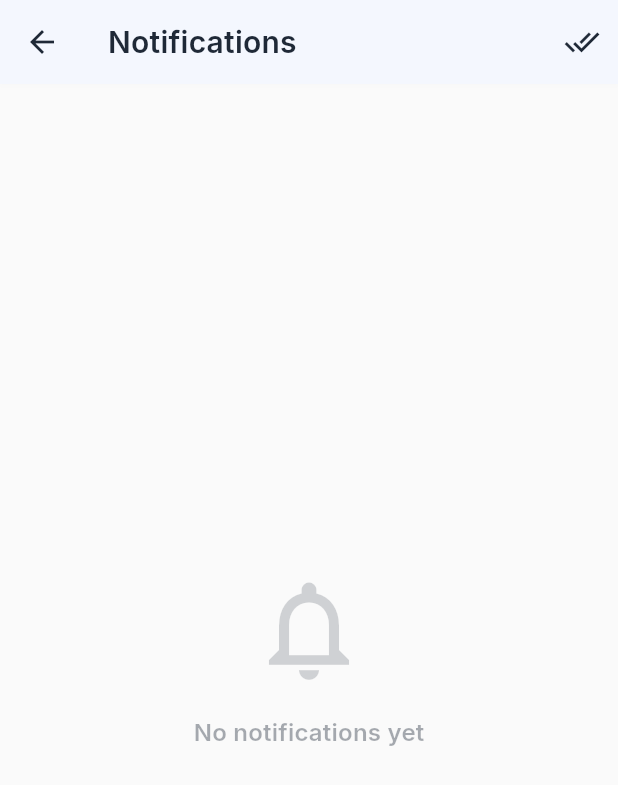
After one commit to partabtekglide/sitter_pro, a Flutter app: the Dashboard screen opened by its route, after a tap on the "notifications" icon, on a phone screen of 412 x 824 dp. The commit adds this screen. Shown: the top 785 px of the screen. Run offline on Flutter 3.47's test engine with Material 3 defaults, Android fonts, the phone set to English and light mode, and no system bars; our stand-ins replace cached_network_image, camera, connectivity_plus, fl_chart, flutter_dotenv, flutter_slidable and 7 more; missing offline and left inert: flutter_quill, universal_html; accounts and stored records are empty.

Commit message:
notification page UI created

```diff
--- a/lib/presentation/dashboard/dashboard.dart
+++ b/lib/presentation/dashboard/dashboard.dart
@@ -113,6 +113,7 @@ class _DashboardState extends State<Dashboard> with TickerProviderStateMixin {
                       'description': notification['message'],
                       'timestamp': DateTime.parse(notification['created_at']),
                       'hasAction': notification['actionable'] ?? false,
+                      'isRead': notification['is_read'] ?? true,
                     },
                   )
                   .toList();
--- /dev/null
+++ b/lib/presentation/notifications/notifications_screen.dart
@@ -0,0 +1,227 @@
+import 'package:flutter/material.dart';
+import 'package:sizer/sizer.dart';
+import '../../core/app_export.dart';
+import '../../services/supabase_service.dart';
+import '../../widgets/custom_app_bar.dart';
+
+class NotificationsScreen extends StatelessWidget {
+  const NotificationsScreen({super.key});
+
+  @override
+  Widget build(BuildContext context) {
+    final theme = Theme.of(context);
+    final userId = SupabaseService.instance.currentUser?.id;
+
+    if (userId == null) {
+      return Scaffold(
+        appBar: const CustomAppBar(title: 'Notifications'),
+        body: Center(child: Text('Please log in to see notifications.')),
+      );
+    }
+
+    return Scaffold(
+      backgroundColor: theme.scaffoldBackgroundColor,
+      appBar: CustomAppBar(
+        title: 'Notifications',
+        actions: [
+          IconButton(
+            icon: const Icon(Icons.done_all),
+            tooltip: 'Mark all as read',
+            onPressed: () async {
+              try {
+                await SupabaseService.instance.markAllNotificationsAsRead(userId);
+
+                if (context.mounted) {
+                  ScaffoldMessenger.of(context).showSnackBar(
+                    const SnackBar(content: Text('All notifications marked as read')),
+                  );
+                }
+              } catch (e) {
+                if (context.mounted) {
+                  ScaffoldMessenger.of(context).showSnackBar(
+                    SnackBar(content: Text('Error: $e'), backgroundColor: Colors.red),
+                  );
+                }
+              }
+            },
+          ),
+        ],
+      ),
+      body: StreamBuilder<List<Map<String, dynamic>>>(
+        stream: SupabaseService.instance.client
+            .from('notifications')
+            .stream(primaryKey: ['id'])
+            .eq('user_id', userId)
+            .order('created_at', ascending: false),
+        builder: (context, snapshot) {
+          if (snapshot.connectionState == ConnectionState.waiting) {
+            return const Center(child: CircularProgressIndicator());
+          }
+
+          if (snapshot.hasError) {
+            return Center(child: Text('Error: ${snapshot.error}'));
+          }
+
+          final allNotifications = snapshot.data ?? [];
+          // Filter to only show unread notifications in the UI
+          final notifications = allNotifications.where((n) => n['is_read'] == false).toList();
+
+          if (notifications.isEmpty) {
+            return Center(
+              child: Column(
+                mainAxisAlignment: MainAxisAlignment.center,
+                children: [
+                   Icon(
+                    Icons.notifications_none,
+                    size: 80,
+                    color: theme.colorScheme.onSurface.withAlpha(50),
+                  ),
+                  SizedBox(height: 2.h),
+                  Text(
+                    'No notifications yet',
+                    style: theme.textTheme.titleMedium?.copyWith(
+                      color: theme.colorScheme.onSurface.withAlpha(100),
+                    ),
+                  ),
+                ],
+              ),
+            );
+          }
+
+          return ListView.separated(
+            padding: EdgeInsets.all(4.w),
+            itemCount: notifications.length,
+            separatorBuilder: (context, index) => SizedBox(height: 1.5.h),
+            itemBuilder: (context, index) {
+              final notification = notifications[index];
+              final bool isRead = notification['is_read'] ?? false;
+
+              return InkWell(
+                onTap: () async {
+                  if (!isRead) {
+                    await SupabaseService.instance.markNotificationAsRead(notification['id']);
+                  }
+                  // Handle navigation based on type or booking_id here if needed
+                },
+                child: Container(
+                  padding: EdgeInsets.all(4.w),
+                  decoration: BoxDecoration(
+                    color: isRead
+                        ? theme.colorScheme.surface
+                        : theme.colorScheme.primary.withAlpha(15),
+                    borderRadius: BorderRadius.circular(15),
+                    border: Border.all(
+                      color: isRead
+                          ? theme.colorScheme.outline.withAlpha(30)
+                          : theme.colorScheme.primary.withAlpha(50),
+                    ),
+                  ),
+                  child: Row(
+                    crossAxisAlignment: CrossAxisAlignment.start,
+                    children: [
+                      Container(
+                        padding: EdgeInsets.all(2.w),
+                        decoration: BoxDecoration(
+                          color: _getIconColor(notification['type']).withAlpha(30),
+                          shape: BoxShape.circle,
+                        ),
+                        child: Icon(
+                          _getIcon(notification['type']),
+                          color: _getIconColor(notification['type']),
+                          size: 20,
+                        ),
+                      ),
+                      SizedBox(width: 4.w),
+                      Expanded(
+                        child: Column(
+                          crossAxisAlignment: CrossAxisAlignment.start,
+                          children: [
+                            Row(
+                              mainAxisAlignment: MainAxisAlignment.spaceBetween,
+                              children: [
+                                Expanded(
+                                  child: Text(
+                                    notification['title'] ?? 'Notification',
+                                    style: theme.textTheme.titleSmall?.copyWith(
+                                      fontWeight: isRead ? FontWeight.w600 : FontWeight.w800,
+                                      color: theme.colorScheme.onSurface,
+                                    ),
+                                  ),
+                                ),
+                                Text(
+                                  _formatDate(notification['created_at']),
+                                  style: theme.textTheme.bodySmall?.copyWith(
+                                    color: theme.colorScheme.onSurface.withAlpha(150),
+                                  ),
+                                ),
+                              ],
+                            ),
+                            SizedBox(height: 0.5.h),
+                            Text(
+                              notification['message'] ?? '',
+                              style: theme.textTheme.bodyMedium?.copyWith(
+                                color: theme.colorScheme.onSurface.withAlpha(200),
+                              ),
+                            ),
+                          ],
+                        ),
+                      ),
+                    ],
+                  ),
+                ),
+              );
+            },
+          );
+        },
+      ),
+    );
+  }
+
+  IconData _getIcon(String? type) {
+    switch (type) {
+      case 'booking_request':
+      case 'booking_confirmed':
+        return Icons.event;
+      case 'payment_received':
+        return Icons.account_balance_wallet;
+      case 'reminder':
+        return Icons.alarm;
+      case 'message':
+        return Icons.message;
+      default:
+        return Icons.notifications;
+    }
+  }
+
+  Color _getIconColor(String? type) {
+    switch (type) {
+      case 'booking_request':
+        return Colors.blue;
+      case 'booking_confirmed':
+        return Colors.green;
+      case 'payment_received':
+        return Colors.orange;
+      case 'reminder':
+        return Colors.red;
+      case 'message':
+        return Colors.purple;
+      default:
+        return Colors.grey;
+    }
+  }
+
+  String _formatDate(String? dateStr) {
+    if (dateStr == null) return '';
+    final date = DateTime.parse(dateStr).toLocal();
+    final now = DateTime.now();
+    final diff = now.difference(date);
+
+    if (diff.inMinutes < 60) {
+      return '${diff.inMinutes}m';
+    } else if (diff.inHours < 24) {
+      return '${diff.inHours}h';
+    } else {
+      return '${date.day}/${date.month}';
+    }
+  }
+}
--- a/lib/routes/app_routes.dart
+++ b/lib/routes/app_routes.dart
@@ -12,6 +12,7 @@ import '../presentation/financial_dashboard/financial_dashboard.dart';
 import '../presentation/job_check_in/job_check_in.dart';
 import '../presentation/settings/settings.dart';
 import '../presentation/signup_screen/signup_screen.dart';
+import '../presentation/notifications/notifications_screen.dart';
 
 class AppRoutes {
   // TODO: Add your routes here
@@ -29,6 +30,7 @@ class AppRoutes {
   static const String jobCheckIn = '/job-check-in';
   static const String settings = '/settings';
   static const String signupScreen = '/signup-screen';
+  static const String notifications = '/notifications';
 
   static Map<String, WidgetBuilder> get routes => {
     initial: (context) => const SplashScreen(),
@@ -45,6 +47,7 @@ class AppRoutes {
     jobCheckIn: (context) => const JobCheckIn(),
     settings: (context) => const Settings(),
     signupScreen: (context) => const SignupScreen(),
+    notifications: (context) => const NotificationsScreen(),
     // TODO: Add your other routes here
   };
 }
--- a/lib/widgets/custom_app_bar.dart
+++ b/lib/widgets/custom_app_bar.dart
@@ -1,6 +1,8 @@
 import 'package:flutter/material.dart';
 import 'package:flutter/services.dart';
 import 'package:google_fonts/google_fonts.dart';
+import 'notification_icon.dart';
+import '../routes/app_routes.dart';
 
 enum CustomAppBarVariant {
   standard,
@@ -229,28 +231,13 @@ class CustomAppBar extends StatelessWidget implements PreferredSizeWidget {
     // Add notification action for dashboard and client list
     if (_shouldShowNotifications(context)) {
       defaultActions.add(
-        Stack(
-          children: [
-            IconButton(
-              icon: const Icon(Icons.notifications_outlined),
-              onPressed:
-                  onNotificationTap ?? () => _navigateToNotifications(context),
-              tooltip: 'Notifications',
-            ),
-            if (showNotificationBadge)
-              Positioned(
-                right: 8,
-                top: 8,
-                child: Container(
-                  width: 8,
-                  height: 8,
-                  decoration: BoxDecoration(
-                    color: Theme.of(context).colorScheme.error,
-                    shape: BoxShape.circle,
-                  ),
-                ),
-              ),
-          ],
+        InkWell(
+          onTap: onNotificationTap ?? () => _navigateToNotifications(context),
+          borderRadius: BorderRadius.circular(20),
+          child: const Padding(
+            padding: EdgeInsets.symmetric(horizontal: 8.0, vertical: 8.0),
+            child: NotificationIcon(),
+          ),
         ),
       );
     }
@@ -285,13 +272,7 @@ class CustomAppBar extends StatelessWidget implements PreferredSizeWidget {
   }
 
   void _navigateToNotifications(BuildContext context) {
-    // For now, show a snackbar. In a real app, navigate to notifications screen
-    ScaffoldMessenger.of(context).showSnackBar(
-      const SnackBar(
-        content: Text('Notifications feature coming soon'),
-        duration: Duration(seconds: 2),
-      ),
-    );
+    Navigator.pushNamed(context, AppRoutes.notifications);
   }
 
   void _navigateToProfile(BuildContext context) {
--- /dev/null
+++ b/lib/widgets/notification_icon.dart
@@ -0,0 +1,63 @@
+import 'package:flutter/material.dart';
+import 'package:supabase_flutter/supabase_flutter.dart';
+
+class NotificationIcon extends StatelessWidget {
+  const NotificationIcon({super.key});
+
+  @override
+  Widget build(BuildContext context) {
+    final userId = Supabase.instance.client.auth.currentUser?.id;
+
+    if (userId == null) return const Icon(Icons.notifications_none);
+
+    return StreamBuilder<List<Map<String, dynamic>>>(
+      // Sirf UNREAD notifications suno
+      stream: Supabase.instance.client
+          .from('notifications')
+          .stream(primaryKey: ['id'])
+          .eq('user_id', userId)
+          .order('created_at', ascending: false),
+      builder: (context, snapshot) {
+        if (!snapshot.hasData) {
+          return const Icon(Icons.notifications_none);
+        }
+
+        final notifications = snapshot.data!;
+        // Count unread
+        final unreadCount = notifications.where((n) => n['is_read'] == false).length;
+
+        return Stack(
+          alignment: Alignment.center,
+          children: [
+            const Icon(Icons.notifications, size: 28),
+            if (unreadCount > 0)
+              Positioned(
+                right: 0,
+                top: 8, // Adjust to fit the icon
+                child: Container(
+                  padding: const EdgeInsets.all(2),
+                  decoration: BoxDecoration(
+                    color: Colors.red,
+                    borderRadius: BorderRadius.circular(10),
+                  ),
+                  constraints: const BoxConstraints(
+                    minWidth: 16,
+                    minHeight: 16,
+                  ),
+                  child: Text(
+                    unreadCount > 9 ? '9+' : '$unreadCount',
+                    style: const TextStyle(
+                      color: Colors.white,
+                      fontSize: 10,
+                      fontWeight: FontWeight.bold,
+                    ),
+                    textAlign: TextAlign.center,
+                  ),
+                ),
+              )
+          ],
+        );
+      },
+    );
+  }
+}
```
Also changed, not shown: lib/presentation/dashboard/widgets/recent_activity_widget.dart (+20 -2 lines), lib/services/supabase_service.dart (+12 -0 lines).
